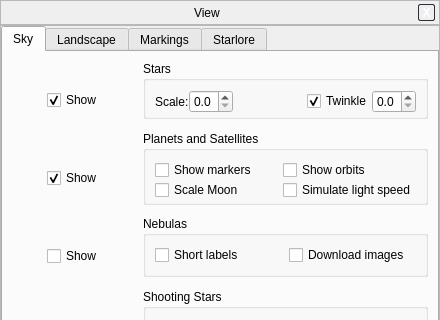
519984307/stellarium_src, file src/gui/viewDialog.ui: the form before one commit; both pictures show x 0 to 440 and y 0 to 320 of the 440 by 461 pixel window.
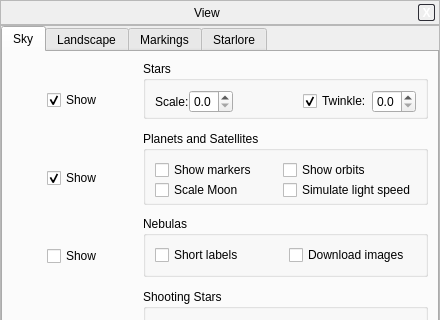
The form after the commit. The open tabs and pages were chosen to show the change. Icons and pictures are not drawn. Custom widgets are drawn as their Qt base class.

Commit message: "Twinkle" -> "Twinkle:". Also reverted strings for the decrease/increase time speed buttons.

What changed in the file:
```diff
--- a/src/gui/viewDialog.ui
+++ b/src/gui/viewDialog.ui
@@ -360,7 +360,7 @@
                <item>
                 <widget class="QCheckBox" name="starTwinkleCheckBox" >
                  <property name="text" >
-                  <string>Twinkle</string>
+                  <string>Twinkle:</string>
                  </property>
                  <property name="checked" >
                   <bool>true</bool>
```
The commit also changes 1 other file.
